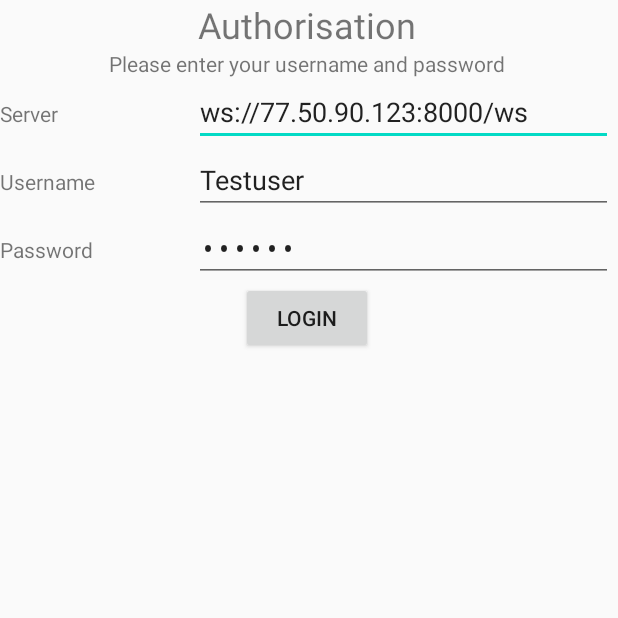
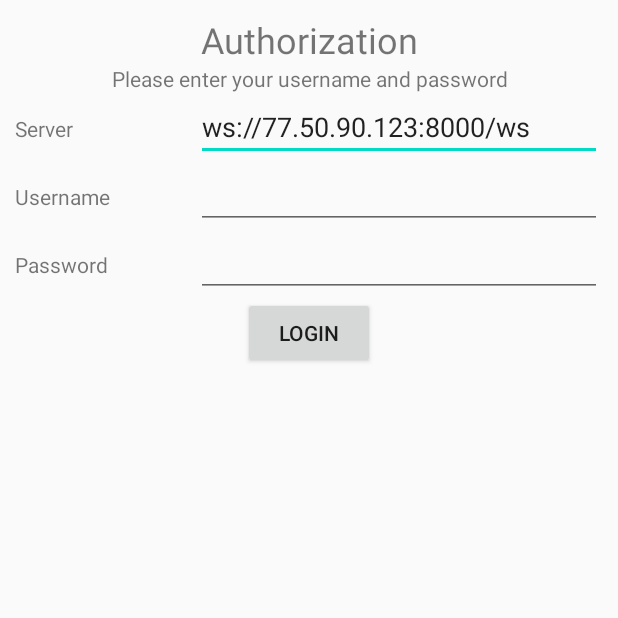
Before and after one commit to rus-ai/MoreliaTalkClient_Android_Java, an Android app: the screen it shows after launch (LoginActivity), on a phone screen of 412 x 824 dp, the top half of it. Run offline under Robolectric (Android 15) with nearby library versions, the phone set to English and light mode, and no system bars.

Commit message:
Pre-release fixes
Login screen design fixed
Login, password, servername stored
Round send button
Extendable lines in input field for message
Chat content padding
English/Russian localization

```diff
--- a/app/src/main/java/ru/wtw/moreliatalkclient/LoginActivity.java
+++ b/app/src/main/java/ru/wtw/moreliatalkclient/LoginActivity.java
@@ -1,7 +1,9 @@
 package ru.wtw.moreliatalkclient;
 
 import android.app.Activity;
+import android.content.Context;
 import android.content.Intent;
+import android.content.SharedPreferences;
 import android.os.Bundle;
 import android.view.View;
 import android.widget.Button;
@@ -10,12 +12,28 @@ import android.widget.TextView;
 
 
 public class LoginActivity extends Activity {
+
+        public static final String APP_PREFERENCES = "preferences";
+        private SharedPreferences settings;
+
         @Override
         protected void onCreate(Bundle savedInstanceState) {
             super.onCreate(savedInstanceState);
             setContentView(R.layout.activity_login);
 
+            settings = getSharedPreferences(APP_PREFERENCES, Context.MODE_PRIVATE);
+
             Button btnLogin = findViewById(R.id.btnLogin);
+
+            if (settings.contains("servername")) {
+                ((EditText)findViewById(R.id.editServername)).setText(settings.getString("servername", ""));
+            }
+            if (settings.contains("username")) {
+                ((EditText)findViewById(R.id.editUsername)).setText(settings.getString("username", ""));
+            }
+            if (settings.contains("password")) {
+                ((EditText)findViewById(R.id.editPassword)).setText(settings.getString("password", ""));
+            }
 
             btnLogin.setOnClickListener(new View.OnClickListener() {
                 @Override
@@ -34,6 +52,11 @@ public class LoginActivity extends Activity {
                         intent.putExtra("username", username);
                         intent.putExtra("password", password);
                         intent.putExtra("servername", servername);
+                        SharedPreferences.Editor editor = settings.edit();
+                        editor.putString("servername", servername);
+                        editor.putString("username", username);
+                        editor.putString("password", password);
+                        editor.apply();
                         startActivity(intent);
                     }
                 }
--- a/app/src/main/res/layout/activity_login.xml
+++ b/app/src/main/res/layout/activity_login.xml
@@ -1,50 +1,45 @@
 <?xml version="1.0" encoding="utf-8"?>
-<androidx.constraintlayout.widget.ConstraintLayout
-    xmlns:android="http://schemas.android.com/apk/res/android"
+<androidx.constraintlayout.widget.ConstraintLayout xmlns:android="http://schemas.android.com/apk/res/android"
     xmlns:app="http://schemas.android.com/apk/res-auto"
     xmlns:tools="http://schemas.android.com/tools"
     android:layout_width="match_parent"
-    android:layout_height="match_parent">
+    android:layout_height="match_parent"
+    android:padding="10dp">
 
 
+    <LinearLayout
+        android:id="@+id/linearLayout4"
+        android:layout_width="match_parent"
+        android:layout_height="match_parent"
+        android:orientation="vertical">
+
+        <TextView
+            android:id="@+id/auth"
+            android:layout_width="match_parent"
+            android:layout_height="wrap_content"
+            android:layout_span="2"
+            android:gravity="center|center_horizontal"
+            android:text="@string/auth"
+            android:textSize="24sp" />
+
+        <TextView
+            android:id="@+id/auth_hint"
+            android:layout_width="match_parent"
+            android:layout_height="wrap_content"
+            android:layout_span="2"
+            android:gravity="center"
+            android:text="@string/auth_hint" />
+
         <TableLayout
-        android:layout_width="409dp"
-        android:layout_height="729dp"
-        tools:layout_editor_absoluteX="1dp"
-        tools:layout_editor_absoluteY="1dp"
+            android:id="@+id/tableLayout"
+            android:layout_width="match_parent"
+            android:layout_height="wrap_content"
             android:shrinkColumns="*"
             android:stretchColumns="*">
 
             <TableRow
                 android:layout_width="match_parent"
-            android:layout_height="match_parent" >
-
-            <TextView
-                android:gravity="center"
-                android:id="@+id/auth"
-                android:layout_width="wrap_content"
-                android:layout_height="wrap_content"
-                android:layout_span="2"
-                android:text="@string/auth"
-                android:textSize="24sp" />
-        </TableRow>
-
-        <TableRow
-            android:layout_width="match_parent"
-            android:layout_height="match_parent" >
-
-            <TextView
-                android:id="@+id/auth_hint"
-                android:layout_span="2"
-                android:gravity="center"
-                android:layout_width="wrap_content"
-                android:layout_height="wrap_content"
-                android:text="@string/auth_hint" />
-        </TableRow>
-
-        <TableRow
-            android:layout_width="match_parent"
-            android:layout_height="match_parent" >
+                android:layout_height="match_parent">
 
                 <TextView
                     android:id="@+id/textView2"
@@ -64,7 +59,7 @@
 
             <TableRow
                 android:layout_width="match_parent"
-            android:layout_height="match_parent" >
+                android:layout_height="match_parent">
 
                 <TextView
                     android:id="@+id/textView4"
@@ -77,14 +72,13 @@
                     android:layout_width="wrap_content"
                     android:layout_height="wrap_content"
                     android:ems="10"
-                android:inputType="textPersonName"
-                android:text="@string/default_username" />
+                    android:inputType="textPersonName" />
 
             </TableRow>
 
             <TableRow
                 android:layout_width="match_parent"
-            android:layout_height="match_parent" >
+                android:layout_height="match_parent">
 
                 <TextView
                     android:id="@+id/textView5"
@@ -97,30 +91,33 @@
                     android:layout_width="wrap_content"
                     android:layout_height="wrap_content"
                     android:ems="10"
-                android:inputType="textPassword"
-                android:text="@string/default_password" />
+                    android:inputType="textPassword" />
             </TableRow>
 
             <TableRow
                 android:layout_width="match_parent"
-            android:layout_height="match_parent" >
+                android:layout_height="match_parent">
+
+            </TableRow>
+
+        </TableLayout>
 
         <androidx.constraintlayout.widget.ConstraintLayout
             android:layout_width="match_parent"
-                android:layout_height="match_parent"
-                android:layout_span="2">
+            android:layout_height="wrap_content">
 
             <Button
                 android:id="@+id/btnLogin"
                 android:layout_width="wrap_content"
                 android:layout_height="wrap_content"
+                android:layout_gravity="top"
                 android:text="@string/login"
+                app:layout_constraintBottom_toBottomOf="parent"
                 app:layout_constraintEnd_toEndOf="parent"
                 app:layout_constraintStart_toStartOf="parent"
-                    tools:layout_editor_absoluteY="0dp" />
+                app:layout_constraintTop_toTopOf="parent" />
         </androidx.constraintlayout.widget.ConstraintLayout>
 
-        </TableRow>
+    </LinearLayout>
 
-    </TableLayout>
 </androidx.constraintlayout.widget.ConstraintLayout>
--- a/app/src/main/res/values/strings.xml
+++ b/app/src/main/res/values/strings.xml
@@ -1,6 +1,6 @@
 <resources>
-    <string name="app_name">MoreliaTalkClient</string>
-    <string name="auth">Authorisation</string>
+    <string name="app_name">MoreliaTalk</string>
+    <string name="auth">Authorization</string>
     <string name="auth_hint">Please enter your username and password</string>
     <string name="servername">Server</string>
     <string name="username">Username</string>
@@ -10,4 +10,8 @@
     <string name="default_server">ws://77.50.90.123:8000/ws</string>
     <string name="default_username">Testuser</string>
     <string name="default_password">123456</string>
+    <string name="auth_status_true">Authorization successfully</string>
+    <string name="auth_status_false">Wrong username or password</string>
+    <string name="auth_status_newreg">New account created</string>
+    <string name="auth_status_unknown">Unknown server answer received</string>
 </resources>
```
Also changed, not shown: app/src/main/java/ru/wtw/moreliatalkclient/MainActivity.java (+11 -0 lines), app/src/main/java/ru/wtw/moreliatalkclient/Network.java (+6 -1 lines), app/src/main/java/ru/wtw/moreliatalkclient/Protocol.java (+1 -10 lines), app/src/main/res/drawable/button_send.xml (added, +9 -0 lines), app/src/main/res/layout/activity_main.xml (+32 -7 lines), 1 other file. Lines whose indentation alone changed are shown as unchanged.
